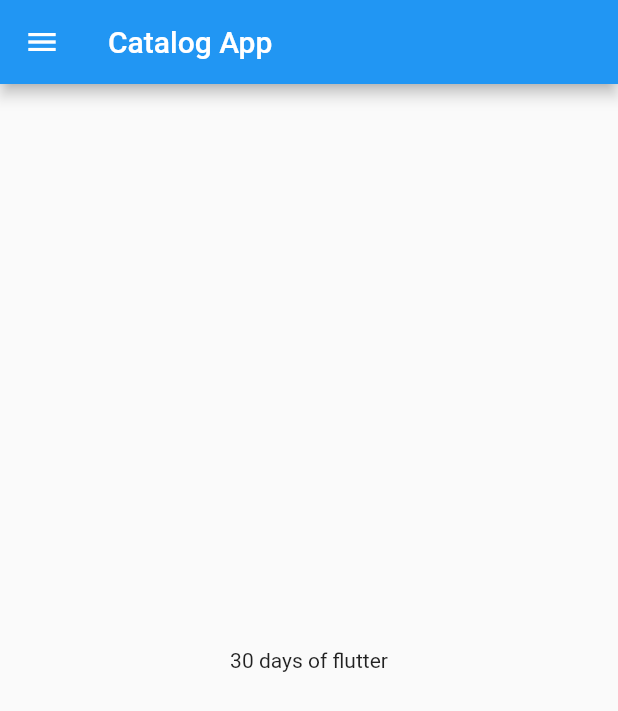
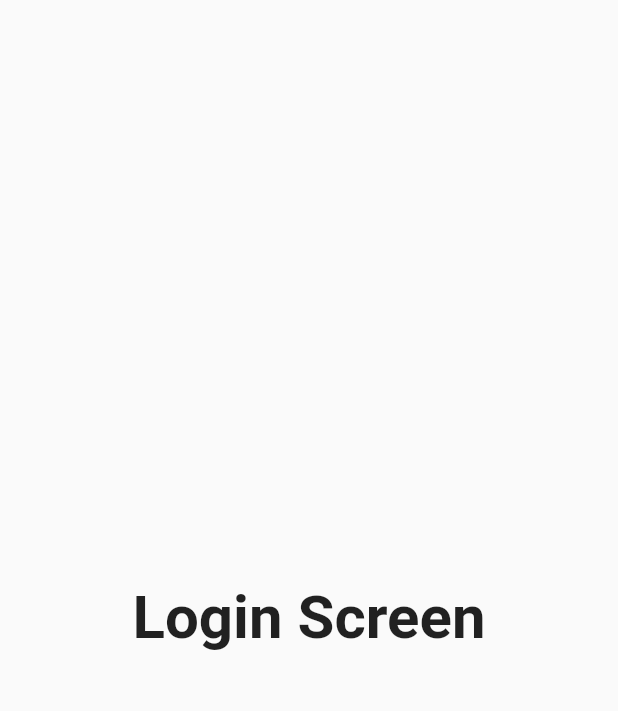
Before and after one commit to tejastn10/30_days_of_flutter, a Flutter app: the screen it shows after launch, on a phone screen of 412 x 824 dp. Shown: the top 711 px of the screen. Run offline on Flutter 3.47's test engine with Material 2 defaults, Android fonts, the phone set to English and light mode, and no system bars.

Commit message:
🌤️ Day 2

```diff
--- a/lib/main.dart
+++ b/lib/main.dart
@@ -1,5 +1,7 @@
 import 'package:flutter/material.dart';
-import 'package:flutter_catalog/home_screen.dart';
+
+import 'screens/home_screen.dart';
+import 'screens/login_screen.dart';
 
 void main() {
   runApp(MyApp());
@@ -9,7 +11,18 @@ class MyApp extends StatelessWidget {
   @override
   Widget build(BuildContext context) {
     return MaterialApp(
-      home: HomeScreen(),
+      themeMode: ThemeMode.light,
+      theme: ThemeData(
+        primarySwatch: Colors.deepPurple,
+      ),
+      darkTheme: ThemeData(
+        brightness: Brightness.dark,
+      ),
+      routes: {
+        "/home": (context) => HomeScreen(),
+        "/login": (context) => LoginScreen()
+      },
+      initialRoute: "/login",
     );
   }
 }
--- /dev/null
+++ b/lib/screens/login_screen.dart
@@ -0,0 +1,15 @@
+import 'package:flutter/material.dart';
+
+class LoginScreen extends StatelessWidget {
+  @override
+  Widget build(BuildContext context) {
+    return Material(
+      child: Center(
+        child: Text(
+          "Login Screen",
+          style: TextStyle(fontSize: 40, fontWeight: FontWeight.bold),
+        ),
+      ),
+    );
+  }
+}
```
Also changed, not shown: lib/screens/home_screen.dart (renamed from lib/home_screen.dart), pubspec.lock.
